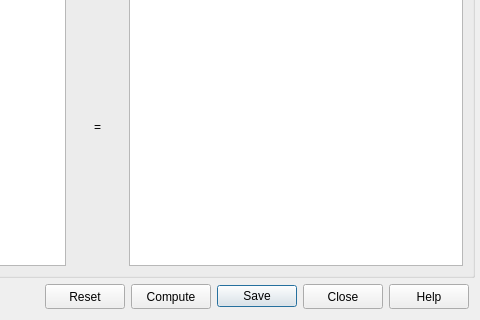
Above: src/sas/qtgui/Calculators/UI/DataOperationUtilityUI.ui from SasView/sasview before the change; both pictures show x 688 to 1168 and y 105 to 425 of the 1168 by 425 pixel window. Below: the same form after it.
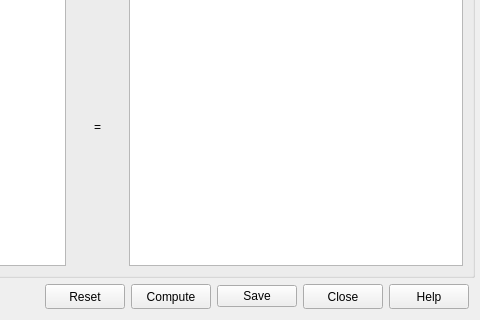
That is the form after the change. Icons and pictures are not drawn.

Commit message: Add an extra button to split compute and save

Patch:
```diff
--- a/src/sas/qtgui/Calculators/UI/DataOperationUtilityUI.ui
+++ b/src/sas/qtgui/Calculators/UI/DataOperationUtilityUI.ui
@@ -91,6 +91,9 @@
        <property name="text">
         <string>Save</string>
        </property>
+       <property name="autoDefault">
+        <bool>false</bool>
+       </property>
       </widget>
      </item>
      <item>
```
The commit also changes 2 other files.
